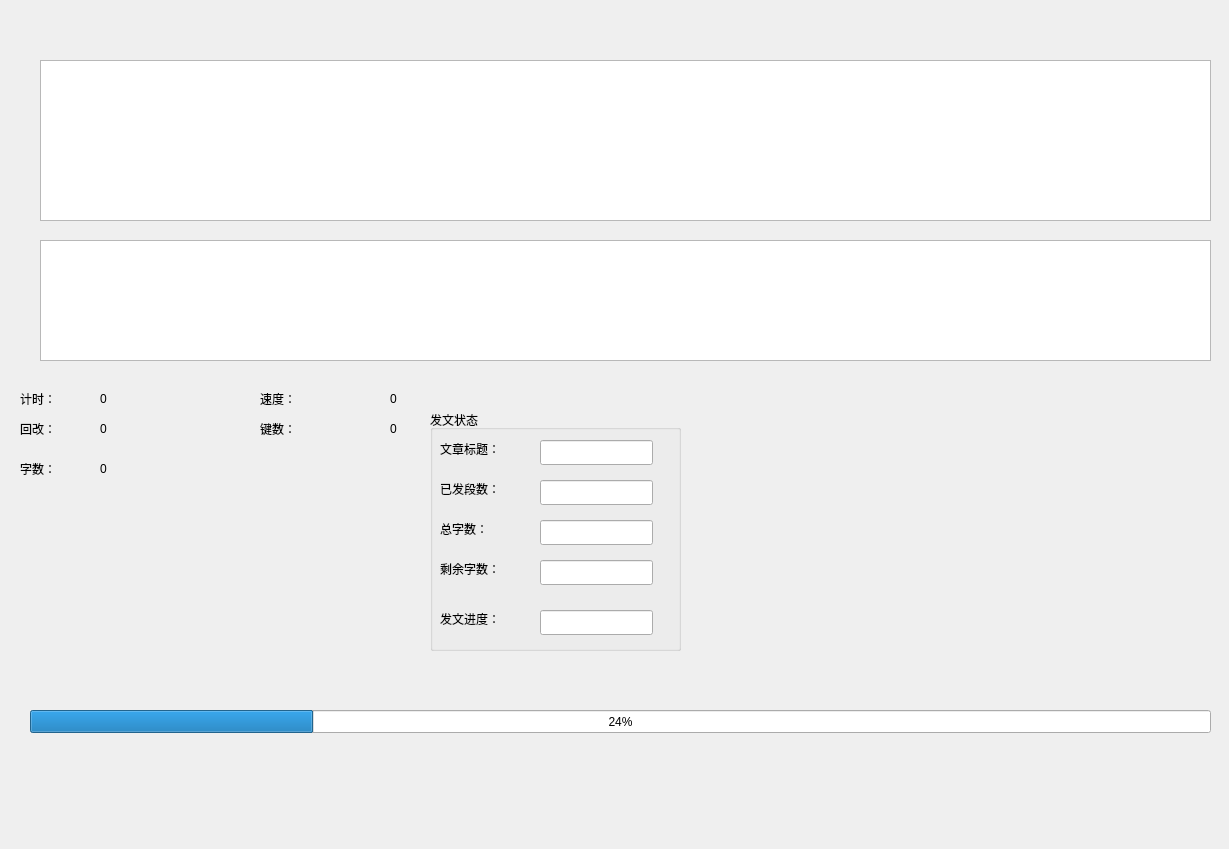
Old version of the form widget.ui in the repository JackLovel/gdq_EditDemo.
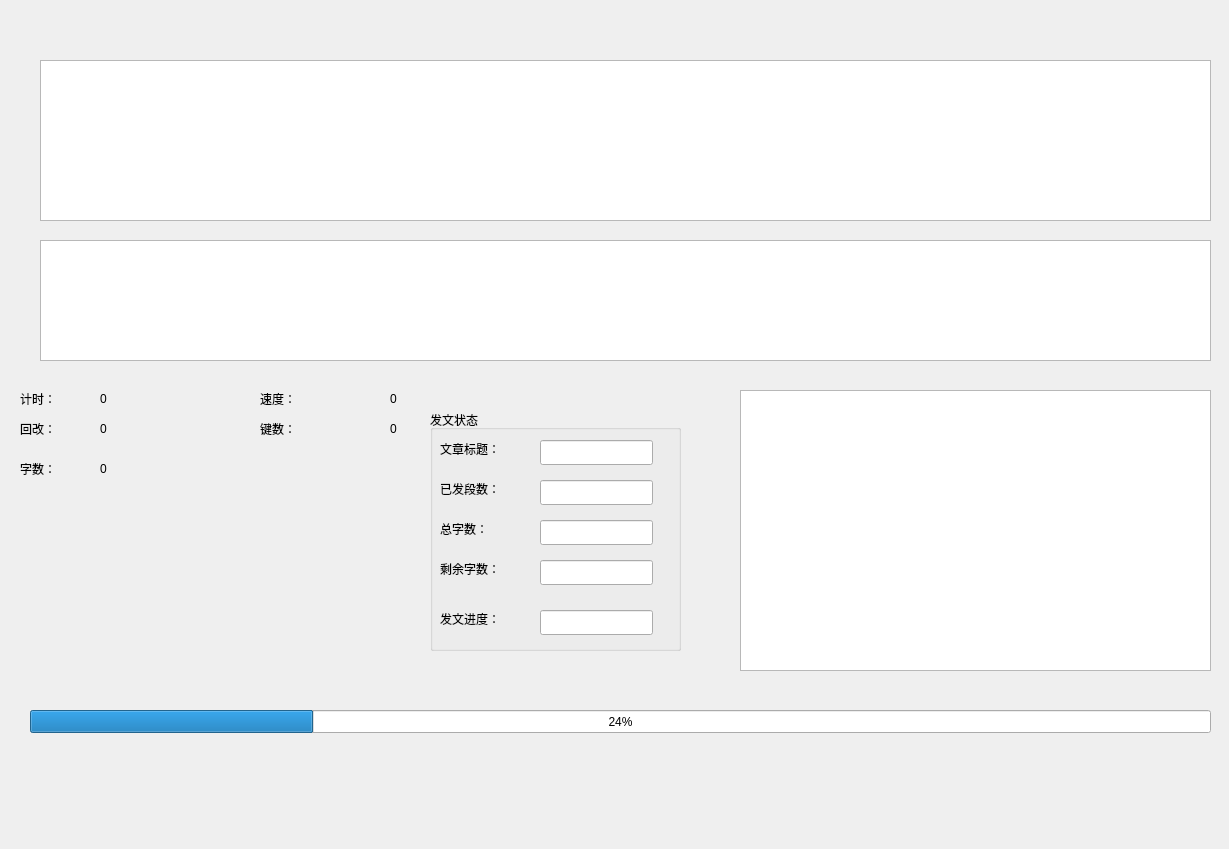
New version of the form.

What changed in the file:
```diff
--- a/widget.ui
+++ b/widget.ui
@@ -51,7 +51,7 @@
     <rect>
      <x>100</x>
      <y>390</y>
-     <width>81</width>
+     <width>141</width>
      <height>18</height>
     </rect>
    </property>
@@ -304,6 +304,16 @@
     <number>24</number>
    </property>
   </widget>
+  <widget class="QTableView" name="tableView">
+   <property name="geometry">
+    <rect>
+     <x>740</x>
+     <y>390</y>
+     <width>471</width>
+     <height>281</height>
+    </rect>
+   </property>
+  </widget>
  </widget>
  <layoutdefault spacing="6" margin="11"/>
  <resources/>
```
